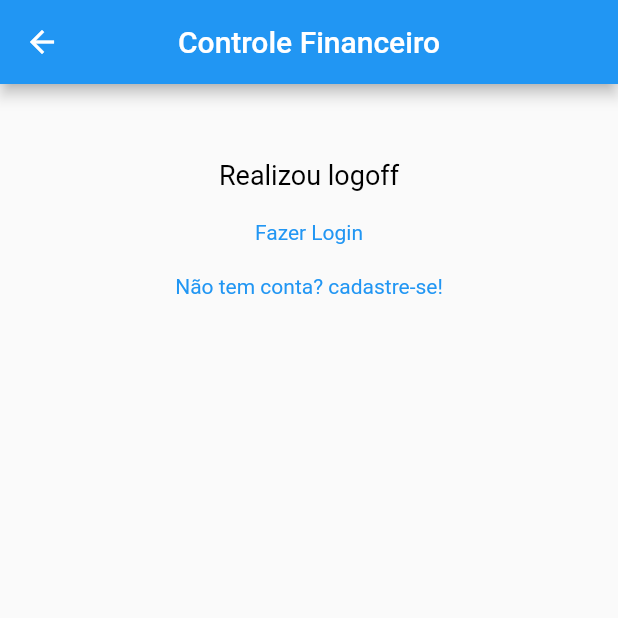
After one commit to Evandson/controle-financeiro-frontend2, a Flutter app: the LogoutRedirect screen opened directly, on a phone screen of 412 x 824 dp, the top half of it. The commit adds this screen. Run offline on Flutter 3.47's test engine with Material 2 defaults, Android fonts, the phone set to English and light mode, and no system bars; our stand-ins replace shared_preferences; accounts and stored records are empty; network calls fail.

Commit message:
Implementação do logout

```diff
--- a/lib/Login.dart
+++ b/lib/Login.dart
@@ -5,7 +5,12 @@ import 'package:controle_financeiro_frontend/Cadastro.dart';
 import 'package:controle_financeiro_frontend/utils/AlertaUtils.dart';
 import 'package:controle_financeiro_frontend/services/LoginService.dart';
 
-class Login extends StatelessWidget {
+class Login extends StatefulWidget {
+  @override
+  _LoginState createState() => _LoginState();
+}
+
+class _LoginState extends State<Login> {
 
   final _ctrlEmail = TextEditingController();
   final _ctrlSenha = TextEditingController();
--- /dev/null
+++ b/lib/LogoutRedirect.dart
@@ -0,0 +1,84 @@
+import 'package:flutter/material.dart';
+import 'package:controle_financeiro_frontend/Login.dart';
+import 'package:controle_financeiro_frontend/Cadastro.dart';
+
+class LogoutRedirect extends StatefulWidget {
+  @override
+  _LogoutRedirectState createState() => _LogoutRedirectState();
+}
+
+class _LogoutRedirectState extends State<LogoutRedirect> {
+  @override
+  Widget build(BuildContext context) {
+    return Scaffold(
+      appBar: AppBar(
+        title: Text("Controle Financeiro",
+            style:
+            TextStyle(
+                color: Colors.white)
+        ),
+        centerTitle: true,
+      ),
+      body: _body(context),
+    );
+  }
+
+  _body(BuildContext context) {
+    return Form(
+      child: Container(
+        padding: EdgeInsets.all(50),
+        child: ListView(
+          children: <Widget>[
+            Center(
+              child: Text("Realizou logoff",
+                style: TextStyle(color: Colors.black, fontSize: 18),
+              ),
+            ),
+            Padding(
+                padding: EdgeInsets.only(top: 10, bottom: 10)
+            ),
+            Center(
+              child: GestureDetector(
+                  child: Text(
+                      "Fazer Login",
+                      style: TextStyle(
+                          color: Colors.blue
+                      )
+                  ),
+                  onTap: (){
+                    Navigator.push(
+                        context,
+                        MaterialPageRoute(
+                            builder: (context) => Login()
+                        )
+                    );
+                  }
+              ),
+            ),
+            Padding(
+                padding: EdgeInsets.only(top: 10, bottom: 10)
+            ),
+            Center(
+              child: GestureDetector(
+                  child: Text(
+                      "Não tem conta? cadastre-se!",
+                      style: TextStyle(
+                          color: Colors.blue
+                      )
+                  ),
+                  onTap: (){
+                    Navigator.push(
+                        context,
+                        MaterialPageRoute(
+                            builder: (context) => Cadastro()
+                        )
+                    );
+                  }
+              ),
+            ),
+          ],
+        ),
+      ),
+    );
+  }
+}
--- a/lib/main.dart
+++ b/lib/main.dart
@@ -1,5 +1,6 @@
 import "package:flutter/material.dart";
 import 'package:controle_financeiro_frontend/Login.dart';
+import 'package:controle_financeiro_frontend/Home.dart';
 
 void main() => runApp(MyApp(
 
```
Also changed, not shown: lib/Home.dart (+13 -5 lines), lib/services/LogoutService.dart (added, +18 -0 lines).
